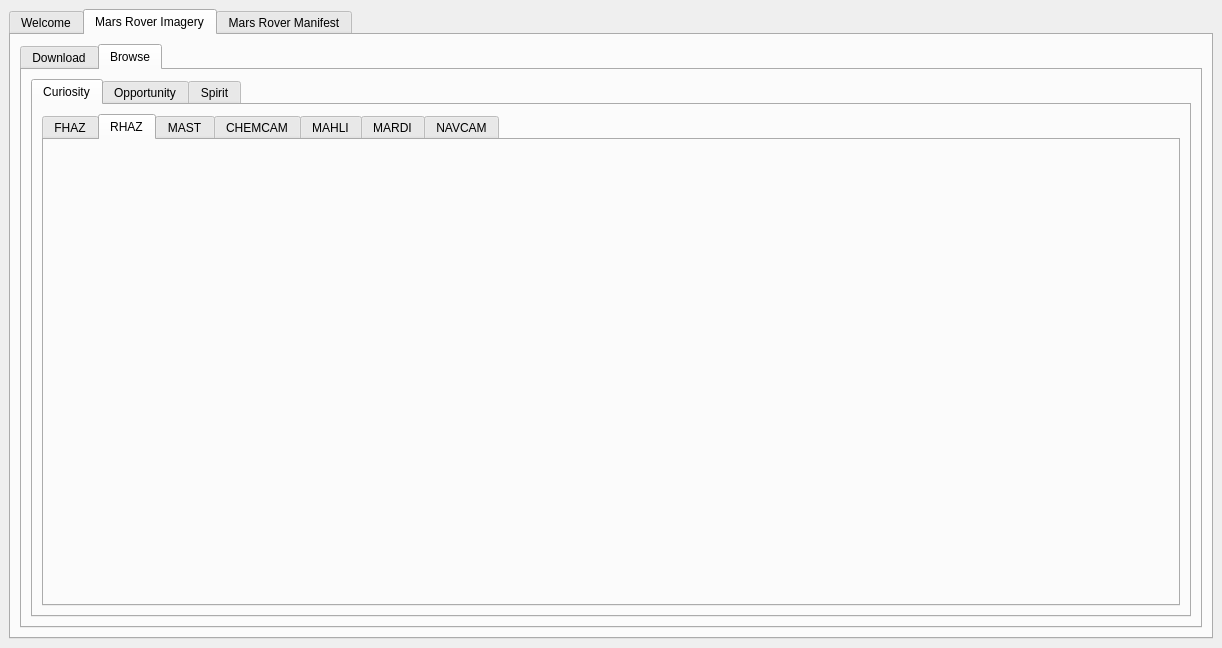
Qt form mainwindow.ui (DavidJerman/AstroXplorer) before a commit.
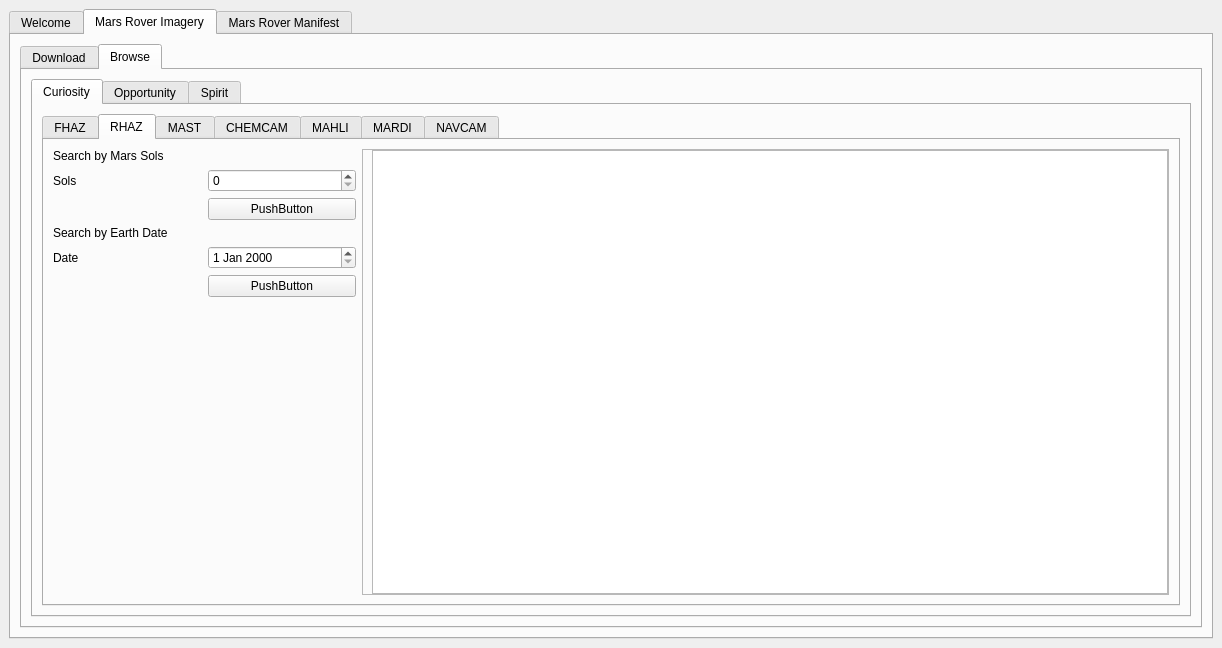
The same form after that commit. The open tabs and pages were chosen to show the change.

Commit message: Completed the Mars Rover Imagery GUI

```diff
--- a/mainwindow.ui
+++ b/mainwindow.ui
@@ -1293,6 +1293,97 @@
                    <attribute name="title">
                     <string>RHAZ</string>
                    </attribute>
+                   <layout class="QHBoxLayout" name="horizontalLayout_36" stretch="3,8">
+                    <item>
+                     <layout class="QGridLayout" name="C_RHAZ_Grid">
+                      <item row="1" column="0">
+                       <widget class="QLabel" name="C_RHAZ_1">
+                        <property name="text">
+                         <string>Sols</string>
+                        </property>
+                       </widget>
+                      </item>
+                      <item row="0" column="0">
+                       <widget class="QLabel" name="C_RHAZ_0">
+                        <property name="text">
+                         <string>Search by Mars Sols</string>
+                        </property>
+                       </widget>
+                      </item>
+                      <item row="4" column="0">
+                       <widget class="QLabel" name="C_RHAZ_2">
+                        <property name="text">
+                         <string>Date</string>
+                        </property>
+                       </widget>
+                      </item>
+                      <item row="2" column="1">
+                       <widget class="QPushButton" name="C_RHAZ_SOLS_Button">
+                        <property name="text">
+                         <string>PushButton</string>
+                        </property>
+                       </widget>
+                      </item>
+                      <item row="3" column="0">
+                       <widget class="QLabel" name="C_RHAZ_3">
+                        <property name="text">
+                         <string>Search by Earth Date</string>
+                        </property>
+                       </widget>
+                      </item>
+                      <item row="1" column="1">
+                       <widget class="QSpinBox" name="C_RHAZ_Sols"/>
+                      </item>
+                      <item row="5" column="1">
+                       <widget class="QPushButton" name="C_RHAZ_DATE_Button">
+                        <property name="text">
+                         <string>PushButton</string>
+                        </property>
+                       </widget>
+                      </item>
+                      <item row="4" column="1">
+                       <widget class="QDateEdit" name="C_RHAZ_Date"/>
+                      </item>
+                      <item row="6" column="1">
+                       <spacer name="spacer_8">
+                        <property name="orientation">
+                         <enum>Qt::Vertical</enum>
+                        </property>
+                        <property name="sizeHint" stdset="0">
+                         <size>
+                          <width>20</width>
+                          <height>40</height>
+                         </size>
+                        </property>
+                       </spacer>
+                      </item>
+                     </layout>
+                    </item>
+                    <item>
+                     <widget class="QFrame" name="C_RHAZ_Frame">
+                      <property name="frameShape">
+                       <enum>QFrame::StyledPanel</enum>
+                      </property>
+                      <property name="frameShadow">
+                       <enum>QFrame::Raised</enum>
+                      </property>
+                      <layout class="QHBoxLayout" name="horizontalLayout_37">
+                       <property name="topMargin">
+                        <number>0</number>
+                       </property>
+                       <property name="rightMargin">
+                        <number>0</number>
+                       </property>
+                       <property name="bottomMargin">
+                        <number>0</number>
+                       </property>
+                       <item>
+                        <widget class="QListWidget" name="C_RHAZ_List"/>
+                       </item>
+                      </layout>
+                     </widget>
+                    </item>
+                   </layout>
                   </widget>
                   <widget class="QWidget" name="C_MAST_Tab">
                    <attribute name="title">
```
Left out of the diff: 1105 changed lines with no effect on the pictures. The commit also changes 2 other files.
